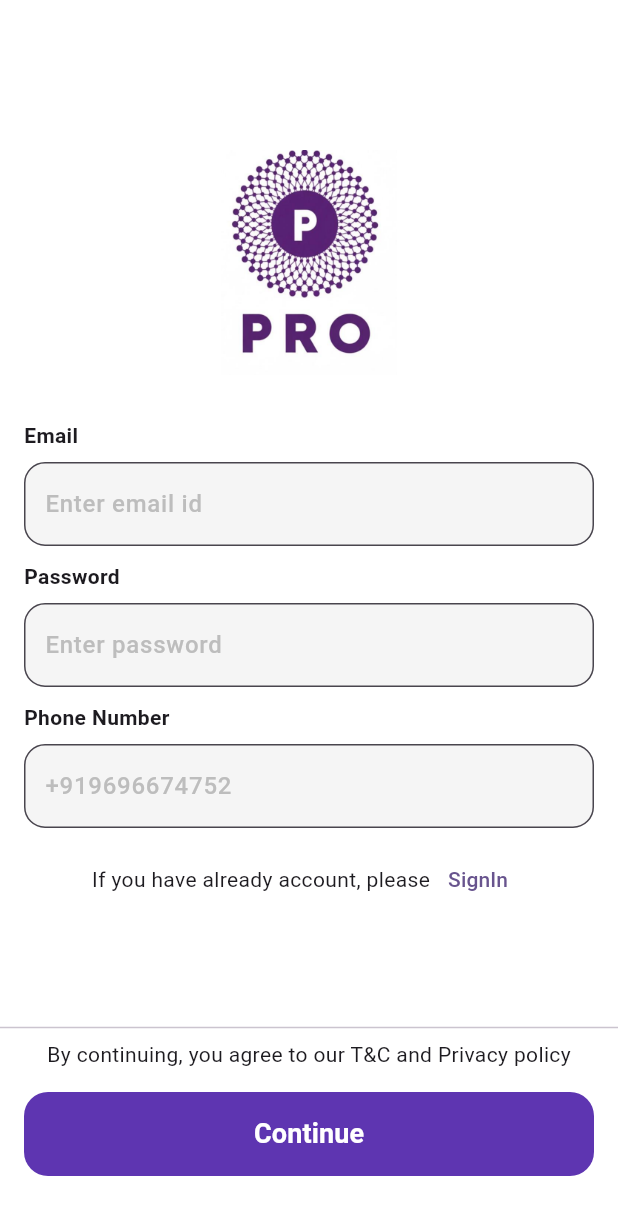
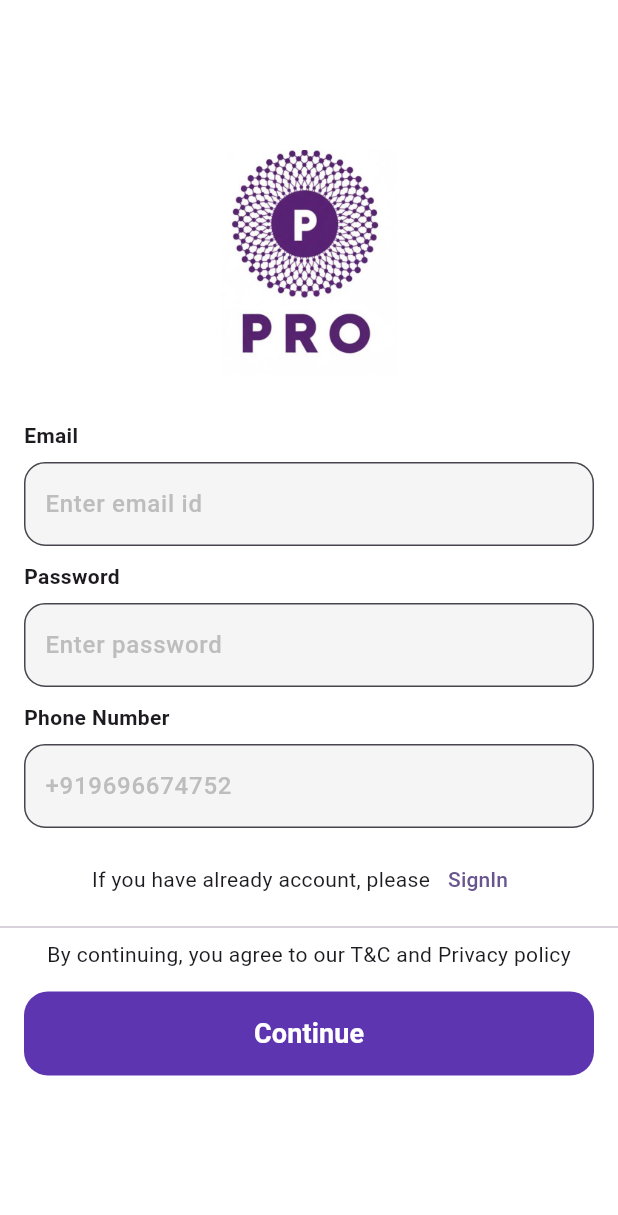
Before and after one commit to NP998/pro, a Flutter app: the screen it shows after launch, on a phone screen of 412 x 824 dp. Shown: the top 1215 px of the screen. Run offline on Flutter 3.47's test engine with Material 3 defaults, Android fonts, the phone set to English and light mode, and no system bars; our stand-ins replace firebase_auth, firebase_core; accounts and stored records are empty.

```diff
--- a/lib/screen/login/login_screen.dart
+++ b/lib/screen/login/login_screen.dart
@@ -15,6 +15,7 @@ class _LoginScreenState extends State<LoginScreen> {
   String? password;
   String? phoneNumber;
   bool? isSignUp=true;
+
   Column _signUpWidget(BuildContext context){
     return  Column(
       children: [
@@ -109,14 +110,14 @@ class _LoginScreenState extends State<LoginScreen> {
     return Scaffold(
       backgroundColor: Colors.white,
       body: SafeArea(
+        child: SingleChildScrollView(
+          scrollDirection: Axis.vertical,
           child: Column(
             mainAxisAlignment: MainAxisAlignment.start,
             children: [
               SizedBox(height: 100),
               Image.asset( 'assets/images/pro.jpeg',width: 150,height: 150,),
-             Expanded(
-                child: isSignUp??false?_signUpWidget(context):_signInWidget(context),
-              ),
+               isSignUp??false?_signUpWidget(context):_signInWidget(context),
 
               Column(
                 children: [
@@ -164,6 +165,7 @@ class _LoginScreenState extends State<LoginScreen> {
             ],
           ),
         ),
+      ),
     );
   }
 }
```
Lines whose indentation alone changed are shown as unchanged.
